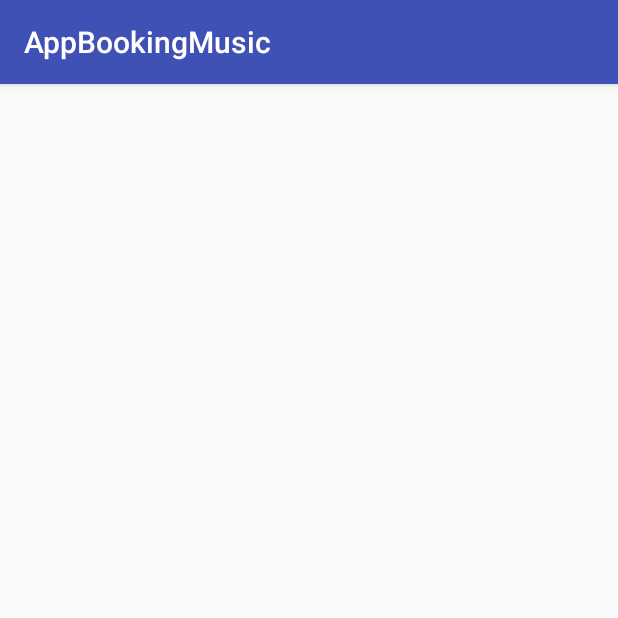
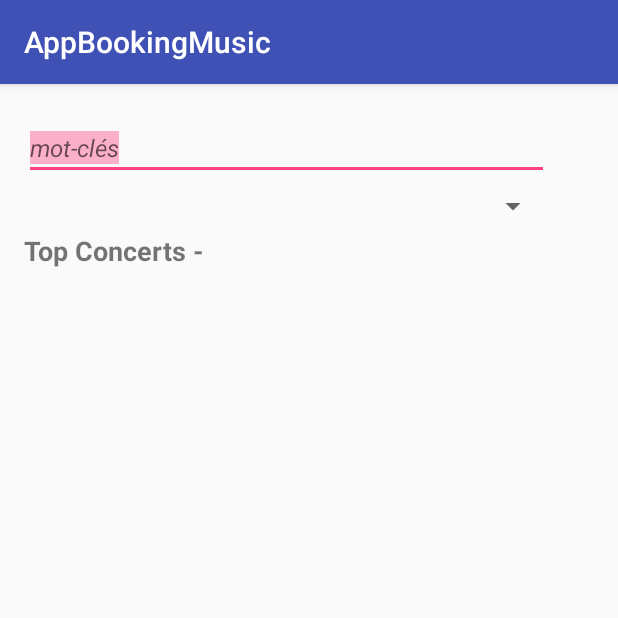
Before and after one commit to xZven/AppBookingMusic, an Android app: the fragment StartActivityFragment shown on its own in the app's theme, on a phone screen of 412 x 824 dp, the top half of it. Run offline under Robolectric (Android 15) with nearby library versions, the phone set to English and light mode, and no system bars.

Commit message:
Fragment Top Concert Barre de recherche + Liste Regions + Modification TextViewChoixRegion

```diff
--- a/app/src/main/res/layout/fragment_start.xml
+++ b/app/src/main/res/layout/fragment_start.xml
@@ -15,7 +15,7 @@
     <include
         android:layout_width="match_parent"
         android:layout_height="match_parent"
-        layout="@layout/fragment_homefrag"
+        layout="@layout/fragment_top_concert"
         android:id="@+id/contentIncluder"
         android:layout_alignParentTop="true"
         android:layout_alignParentStart="true" />
--- /dev/null
+++ b/app/src/main/res/layout/fragment_top_concert.xml
@@ -0,0 +1,81 @@
+<FrameLayout xmlns:android="http://schemas.android.com/apk/res/android"
+    xmlns:tools="http://schemas.android.com/tools"
+    android:layout_width="match_parent"
+    android:layout_height="match_parent"
+    tools:context="net.stri.m2.appbookingmusic.FragmentTopConcert">
+
+    <!-- TODO: Update blank fragment layout -->
+
+    <TableLayout
+        android:layout_width="match_parent"
+        android:layout_height="match_parent">
+
+        <TableRow
+            android:layout_width="match_parent"
+            android:layout_height="match_parent"
+            android:layout_marginTop="5dp"
+            android:layout_marginBottom="5dp">
+
+            <EditText
+                android:layout_height="wrap_content"
+                android:inputType="textPersonName"
+                android:id="@+id/editFieldSearch"
+                android:text="mot-clés"
+                android:selectAllOnFocus="true"
+                android:layout_width="270dp"
+                android:textSize="16sp"
+                android:textStyle="normal|italic"
+                android:textColor="?attr/colorControlNormal" />
+
+        </TableRow>
+
+        <TableRow>
+            android:layout_width="match_parent"
+            android:layout_height="match_parent"
+            android:layout_marginTop="5dp"
+            android:layout_marginBottom="5dp"
+
+            <Spinner
+                android:layout_width="match_parent"
+                android:layout_height="wrap_content"
+                android:id="@+id/spinnerRegion" />
+        </TableRow>
+
+        <TableRow
+            android:layout_width="match_parent"
+            android:layout_height="match_parent"
+            android:layout_marginTop="5dp"
+            android:layout_marginBottom="5dp">
+
+            <LinearLayout
+                android:orientation="horizontal"
+                android:layout_width="match_parent"
+                android:layout_height="match_parent">
+
+                <TextView
+                    android:text="Top Concerts -"
+                    android:layout_height="wrap_content"
+                    android:id="@+id/textViewTopConcerts"
+                    android:layout_weight="1"
+                    android:textSize="18sp"
+                    android:layout_width="120dp"
+                    android:textStyle="normal|bold" />
+
+                <TextView
+                    android:layout_height="wrap_content"
+                    android:id="@+id/textViewChoixRegion"
+                    android:layout_weight="1"
+                    android:textSize="16sp"
+                    android:textStyle="normal|bold"
+                    android:layout_width="230dp" />
+
+            </LinearLayout>
+
+        </TableRow>
+
+        <TableRow
+            android:layout_width="match_parent"
+            android:layout_height="match_parent" />
+    </TableLayout>
+
+</FrameLayout>
```
Also changed, not shown: app/src/main/java/net/stri/m2/appbookingmusic/FragmentTopConcert.java (added, +177 -0 lines), app/src/main/java/net/stri/m2/appbookingmusic/StartActivity.java (+10 -0 lines).
